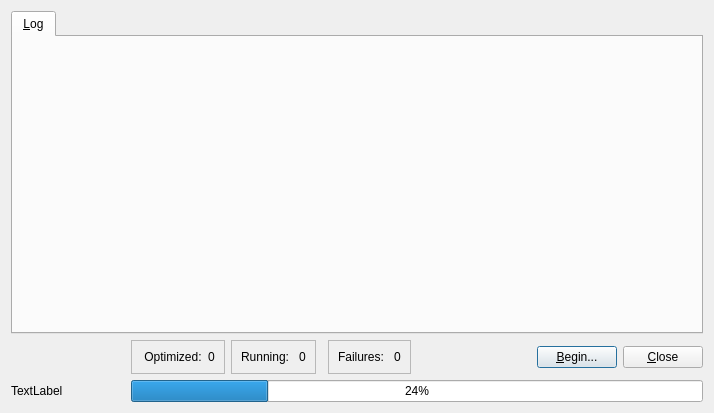
Above: src/randomdock/ui/dialog.ui from xtalopt/XtalOpt before the change. Below: the same form after it.
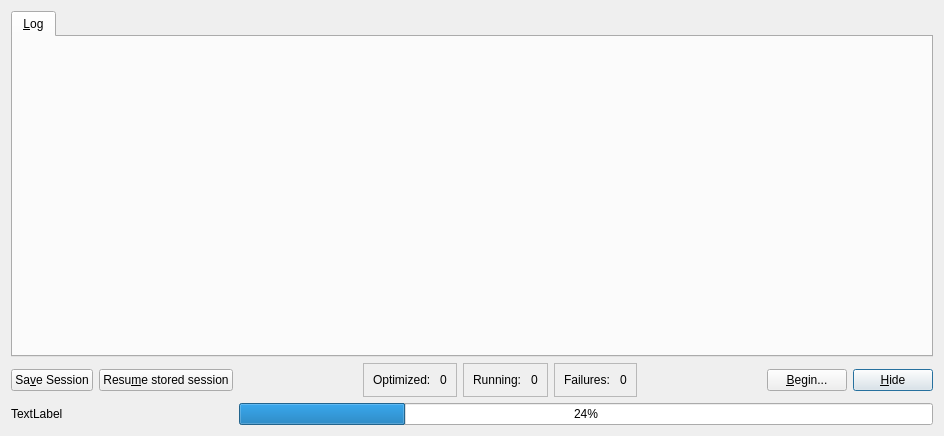
That is the form after the change.

```diff
--- a/src/randomdock/ui/dialog.ui
+++ b/src/randomdock/ui/dialog.ui
@@ -6,8 +6,8 @@
    <rect>
     <x>0</x>
     <y>0</y>
-    <width>714</width>
-    <height>413</height>
+    <width>944</width>
+    <height>436</height>
    </rect>
   </property>
   <property name="sizePolicy">
@@ -20,7 +20,20 @@
    <string>Random Docking Search</string>
   </property>
   <layout class="QGridLayout" name="gridLayout">
-   <item row="5" column="8">
+   <item row="4" column="8">
+    <widget class="QPushButton" name="pushButton">
+     <property name="sizePolicy">
+      <sizepolicy hsizetype="Fixed" vsizetype="Fixed">
+       <horstretch>0</horstretch>
+       <verstretch>0</verstretch>
+      </sizepolicy>
+     </property>
+     <property name="text">
+      <string>&amp;Hide</string>
+     </property>
+    </widget>
+   </item>
+   <item row="4" column="7">
     <widget class="QPushButton" name="push_begin">
      <property name="sizePolicy">
       <sizepolicy hsizetype="Fixed" vsizetype="Fixed">
@@ -33,7 +46,99 @@
      </property>
     </widget>
    </item>
-   <item row="2" column="0" colspan="10">
+   <item row="4" column="0">
+    <widget class="QPushButton" name="push_save">
+     <property name="text">
+      <string>Sa&amp;ve Session</string>
+     </property>
+    </widget>
+   </item>
+   <item row="4" column="1">
+    <widget class="QPushButton" name="push_resume">
+     <property name="text">
+      <string>Resu&amp;me stored session</string>
+     </property>
+    </widget>
+   </item>
+   <item row="4" column="3">
+    <widget class="QFrame" name="frame">
+     <property name="frameShape">
+      <enum>QFrame::StyledPanel</enum>
+     </property>
+     <property name="frameShadow">
+      <enum>QFrame::Raised</enum>
+     </property>
+     <layout class="QGridLayout" name="gridLayout_2">
+      <item row="0" column="0">
+       <widget class="QLabel" name="label">
+        <property name="text">
+         <string>Optimized: </string>
+        </property>
+       </widget>
+      </item>
+      <item row="0" column="1">
+       <widget class="QLabel" name="label_opt">
+        <property name="text">
+         <string>0</string>
+        </property>
+       </widget>
+      </item>
+     </layout>
+    </widget>
+   </item>
+   <item row="4" column="4">
+    <widget class="QFrame" name="frame_2">
+     <property name="frameShape">
+      <enum>QFrame::StyledPanel</enum>
+     </property>
+     <property name="frameShadow">
+      <enum>QFrame::Raised</enum>
+     </property>
+     <layout class="QGridLayout" name="gridLayout_3">
+      <item row="0" column="0">
+       <widget class="QLabel" name="label_3">
+        <property name="text">
+         <string>Running: </string>
+        </property>
+       </widget>
+      </item>
+      <item row="0" column="1">
+       <widget class="QLabel" name="label_run">
+        <property name="text">
+         <string>0</string>
+        </property>
+       </widget>
+      </item>
+     </layout>
+    </widget>
+   </item>
+   <item row="4" column="5">
+    <widget class="QFrame" name="frame_4">
+     <property name="frameShape">
+      <enum>QFrame::StyledPanel</enum>
+     </property>
+     <property name="frameShadow">
+      <enum>QFrame::Raised</enum>
+     </property>
+     <layout class="QGridLayout" name="gridLayout_5">
+      <item row="0" column="0">
+       <widget class="QLabel" name="label_7">
+        <property name="text">
+         <string>Failures: </string>
+        </property>
+       </widget>
+      </item>
+      <item row="0" column="1">
+       <widget class="QLabel" name="label_fail">
+        <property name="text">
+         <string>0</string>
+        </property>
+       </widget>
+      </item>
+     </layout>
+    </widget>
+   </item>
+   <item row="2" column="0" colspan="9">
     <widget class="QTabWidget" name="tabs">
      <property name="currentIndex">
       <number>0</number>
@@ -46,137 +151,46 @@
      </widget>
     </widget>
    </item>
-   <item row="6" column="2" colspan="8">
+   <item row="4" column="6">
+    <spacer name="horizontalSpacer">
+     <property name="orientation">
+      <enum>Qt::Horizontal</enum>
+     </property>
+     <property name="sizeHint" stdset="0">
+      <size>
+       <width>40</width>
+       <height>20</height>
+      </size>
+     </property>
+    </spacer>
+   </item>
+   <item row="4" column="2">
+    <spacer name="horizontalSpacer_2">
+     <property name="orientation">
+      <enum>Qt::Horizontal</enum>
+     </property>
+     <property name="sizeHint" stdset="0">
+      <size>
+       <width>40</width>
+       <height>20</height>
+      </size>
+     </property>
+    </spacer>
+   </item>
+   <item row="5" column="0" colspan="2">
+    <widget class="QLabel" name="label_prog">
+     <property name="text">
+      <string>TextLabel</string>
+     </property>
+    </widget>
+   </item>
+   <item row="5" column="2" colspan="7">
     <widget class="QProgressBar" name="progbar">
      <property name="value">
       <number>24</number>
      </property>
     </widget>
    </item>
-   <item row="5" column="9">
-    <widget class="QPushButton" name="pushButton">
-     <property name="sizePolicy">
-      <sizepolicy hsizetype="Fixed" vsizetype="Fixed">
-       <horstretch>0</horstretch>
-       <verstretch>0</verstretch>
-      </sizepolicy>
-     </property>
-     <property name="text">
-      <string>&amp;Close</string>
-     </property>
-    </widget>
-   </item>
-   <item row="6" column="0" colspan="2">
-    <widget class="QLabel" name="label_prog">
-     <property name="text">
-      <string>TextLabel</string>
-     </property>
-    </widget>
-   </item>
-   <item row="5" column="1">
-    <spacer name="horizontalSpacer">
-     <property name="orientation">
-      <enum>Qt::Horizontal</enum>
-     </property>
-     <property name="sizeHint" stdset="0">
-      <size>
-       <width>40</width>
-       <height>20</height>
-      </size>
-     </property>
-    </spacer>
-   </item>
-   <item row="5" column="7">
-    <spacer name="horizontalSpacer_2">
-     <property name="orientation">
-      <enum>Qt::Horizontal</enum>
-     </property>
-     <property name="sizeHint" stdset="0">
-      <size>
-       <width>40</width>
-       <height>20</height>
-      </size>
-     </property>
-    </spacer>
-   </item>
-   <item row="5" column="3">
-    <widget class="QFrame" name="frame">
-     <property name="frameShape">
-      <enum>QFrame::StyledPanel</enum>
-     </property>
-     <property name="frameShadow">
-      <enum>QFrame::Raised</enum>
-     </property>
-     <layout class="QHBoxLayout" name="horizontalLayout">
-      <item>
-       <widget class="QLabel" name="label">
-        <property name="text">
-         <string>Running: </string>
-        </property>
-       </widget>
-      </item>
-      <item>
-       <widget class="QLabel" name="label_run">
-        <property name="text">
-         <string>0</string>
-        </property>
-       </widget>
-      </item>
-     </layout>
-    </widget>
-   </item>
-   <item row="5" column="5">
-    <widget class="QFrame" name="frame_3">
-     <property name="frameShape">
-      <enum>QFrame::StyledPanel</enum>
-     </property>
-     <property name="frameShadow">
-      <enum>QFrame::Raised</enum>
-     </property>
-     <layout class="QHBoxLayout" name="horizontalLayout_3">
-      <item>
-       <widget class="QLabel" name="label_2">
-        <property name="text">
-         <string>Failures: </string>
-        </property>
-       </widget>
-      </item>
-      <item>
-       <widget class="QLabel" name="label_fail">
-        <property name="text">
-         <string>0</string>
-        </property>
-       </widget>
-      </item>
-     </layout>
-    </widget>
-   </item>
-   <item row="5" column="2">
-    <widget class="QFrame" name="frame_2">
-     <property name="frameShape">
-      <enum>QFrame::StyledPanel</enum>
-     </property>
-     <property name="frameShadow">
-      <enum>QFrame::Raised</enum>
-     </property>
-     <layout class="QHBoxLayout" name="horizontalLayout_2">
-      <item>
-       <widget class="QLabel" name="label_3">
-        <property name="text">
-         <string> Optimized:</string>
-        </property>
-       </widget>
-      </item>
-      <item>
-       <widget class="QLabel" name="label_opt">
-        <property name="text">
-         <string>0</string>
-        </property>
-       </widget>
-      </item>
-     </layout>
-    </widget>
-   </item>
   </layout>
  </widget>
  <tabstops>
```
Left out of the diff: 2 changed lines with no effect on the pictures.
